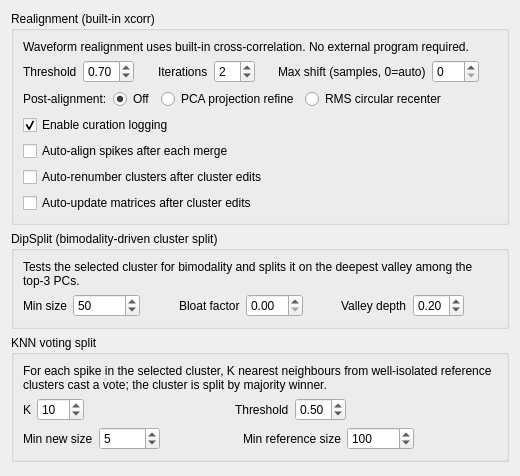
Above: src/klusters/src/prefrefinementlayout.ui from Gravios/neurosuite-3 before the change. Below: the same form after it.
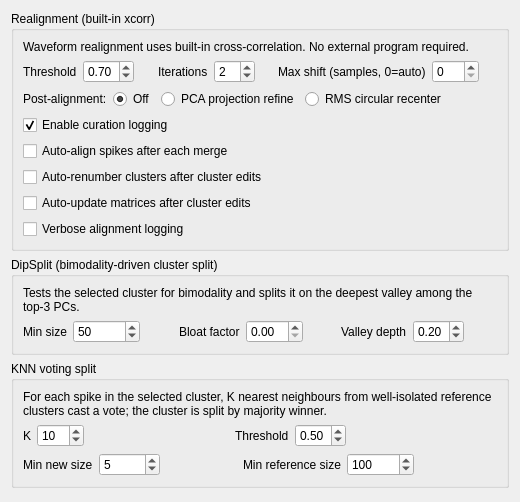
That is the form after the change.

Commit message: klusters: add 'Verbose alignment logging' preference

Patch:
```diff
--- a/src/klusters/src/prefrefinementlayout.ui
+++ b/src/klusters/src/prefrefinementlayout.ui
@@ -254,6 +254,19 @@
           </property>
          </widget>
         </item>
+        <item row="7" column="0">
+         <widget class="QCheckBox" name="realignVerboseCheckBox">
+          <property name="text">
+           <string>Verbose alignment logging</string>
+          </property>
+          <property name="toolTip">
+           <string>Stream the per-spike realignment detail to stderr during a realign / PCA-Center Align All run. When off, only errors and warnings are surfaced (quieter, and avoids the per-line work of forwarding the detail). The dedicated Realign output tab has been removed, so this detail now goes to the terminal. Default: off.</string>
+          </property>
+          <property name="checked">
+           <bool>false</bool>
+          </property>
+         </widget>
+        </item>
        </layout>
       </widget>
    </item>
```
The commit also changes 9 other files.
